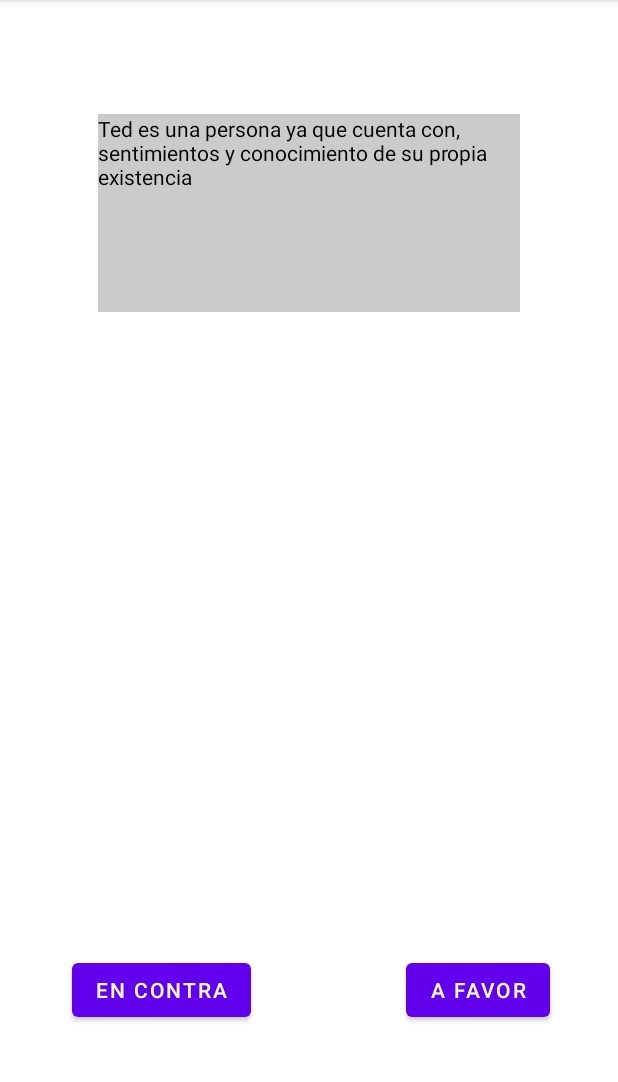
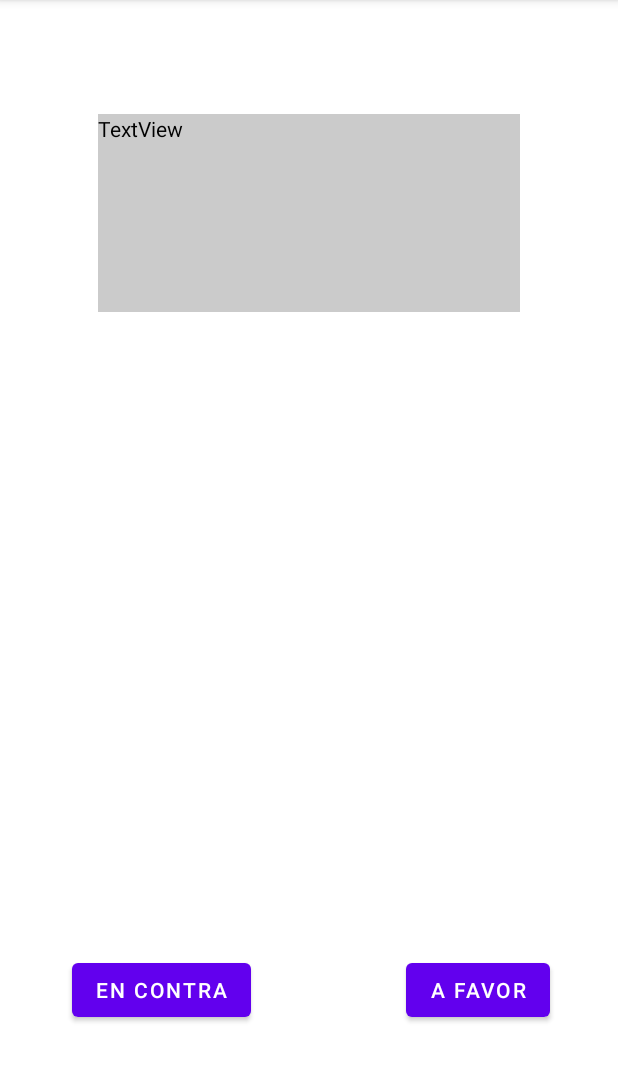
Before and after one commit to BernardoGZ/DebateOn, an Android app: the caso1_juicio screen opened directly, with no data from a screen before it, on a phone screen of 412 x 824 dp, the part 84-1166 px from its top. Run offline under Robolectric (Android 15) with nearby library versions, the phone set to English and light mode, and no system bars; Roboto replaces fonts that are not available here; 2 statements that could not run were skipped.

Commit message:
Changed merge conflicts 1

```diff
--- a/DebateOn/app/src/main/java/com/example/debateon/MainActivity.java
+++ b/DebateOn/app/src/main/java/com/example/debateon/MainActivity.java
@@ -1,8 +1,5 @@
 package com.example.debateon;
 
-import androidx.appcompat.app.AppCompatActivity;
-
-import android.content.Intent;
 import android.os.Bundle;
 import android.view.View;
 
--- a/DebateOn/app/src/main/res/values/strings.xml
+++ b/DebateOn/app/src/main/res/values/strings.xml
@@ -1,20 +1,7 @@
 <resources>
     <string name="app_name">DebateOn</string>
     <string name="main_title">DEBATE ON\n</string>
-    <string name="respuesta_ted_favor_0_0">Ted es un objeto ya que se compro, en una tienda y fue fabricado por una marca reconocida</string>
-    <string name="respuesta_ted_favor_1_0">Ted fue comprado en una tienda, tuvo un precio y fue fabricado en una valga la redundancia, una fabrica por lo que no es un ser, es un objeto.</string>
-    <string name="respuesta_ted_favor_1_1">Tiene puntos que lo podrian llegar a categorizar como un ser humano, pero no lo es del todo por lo que no puede considerarse como uno.</string>
-    <string name="respuesta_ted_favor_2_0">No puedes ir a una tienda y fabricar a un humano, los humanos tienen derechos, los animales tambien, ted es un objeto por lo que no los tiene</string>
-    <string name="respuesta_ted_favor_2_1">El darle el titulo de humano considero que es inadecuado y fuera de la realidad.</string>
-    <string name="respuesta_ted_favor_2_2">El pagar impuestos es porque compra cosas que las tiene, no por eso puedes determinar que es un humano o darle los mismos derechos que a un humano.</string>
-    <string name="respuesta_ted_favor_2_3">El ser humano es un proceso, no creo que sea una optativa por lo que ted no merece que su matrimonio sea valido.</string>
-    <string name="respuesta_ted_contra_0_0">Ted es una persona ya que cuenta con, sentimientos y conocimiento de su propia existencia </string>
-    <string name="respuesta_ted_contra_1_0">Ted es mio ya que lo compraron mis padres, pero eso no me da el derecho a decidir ya que el ya tiene conciencia propia</string>
-    <string name="respuesta_ted_contra_1_1">Es mas persona que mucha gente quien es steven tyler, es una especie de moutro con cirugia plastica.</string>
-    <string name="respuesta_ted_contra_2_0">En verdad espero que a tus hijos les de gripe aviar </string>
-    <string name="respuesta_ted_contra_2_1">A nadie le caes bien… perdon.</string>
-    <string name="respuesta_ted_contra_2_2">A mi esposa, mas que a nada en el mundo, estamos casados y no me importa lo que diga.</string>
-    <string name="respuesta_ted_contra_2_3">Debe sentirse raro por tener un muñeco aquí en el estrado sin que un niño señale donde lo toco su tio?, jajaja … no?, en fin si soy capaz.</string>
+
 
 
 
```
